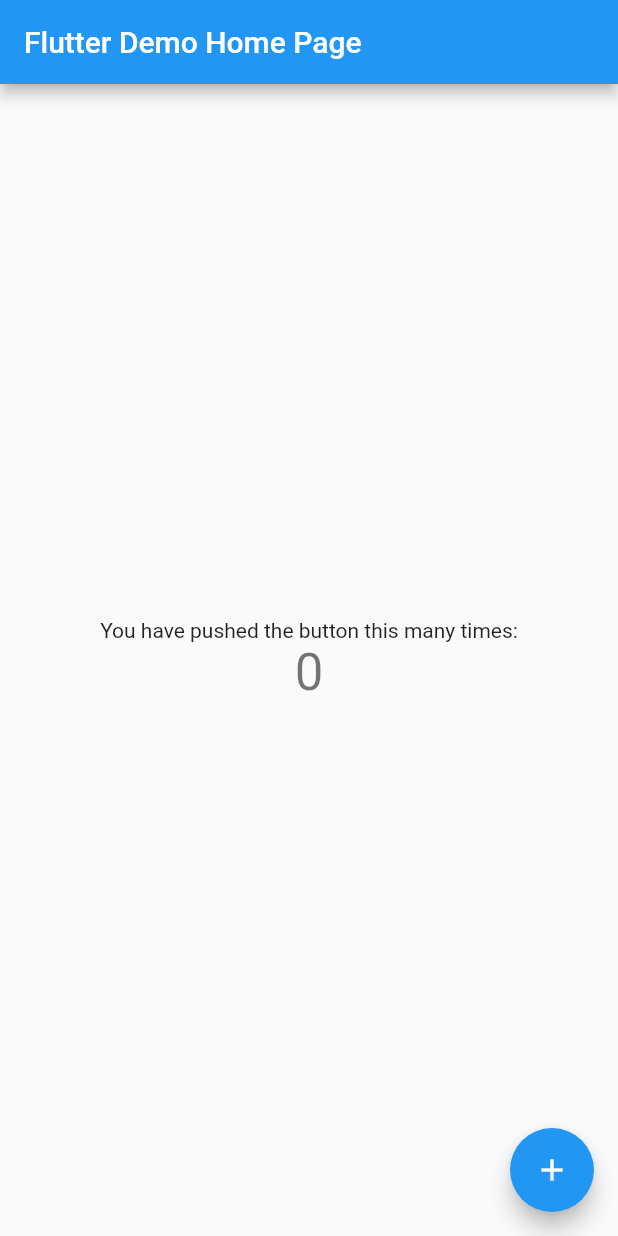
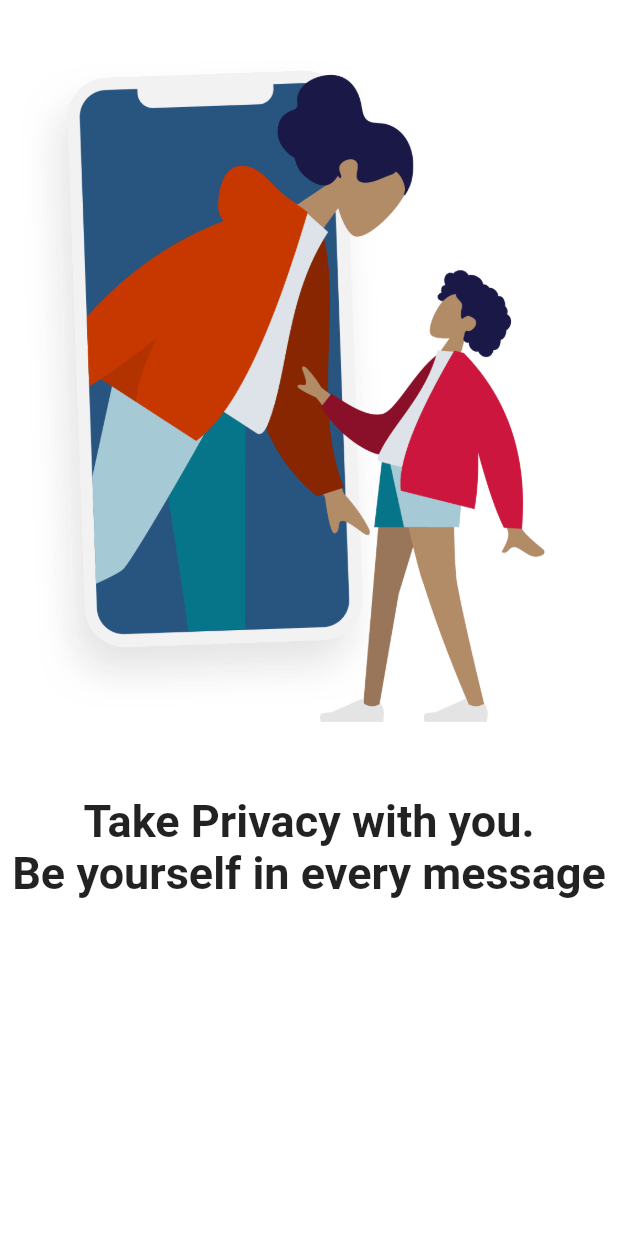
Before and after one commit to iBhavesh/ping, a Flutter app: the screen it shows after launch, on a phone screen of 412 x 824 dp. Run offline on Flutter 3.47's test engine with Material 2 defaults, Android fonts, the phone set to English and light mode, and no system bars.

Commit message:
changes nov-11

```diff
--- a/lib/main.dart
+++ b/lib/main.dart
@@ -1,4 +1,5 @@
 import 'package:flutter/material.dart';
+import 'package:ping/screens/entry_screen.dart';
 
 void main() {
   runApp(const MyApp());
@@ -11,105 +12,12 @@
   @override
   Widget build(BuildContext context) {
     return MaterialApp(
-      title: 'Flutter Demo',
+      debugShowCheckedModeBanner: false,
+      title: 'Ping',
       theme: ThemeData(
-        // This is the theme of your application.
-        //
-        // Try running your application with "flutter run". You'll see the
-        // application has a blue toolbar. Then, without quitting the app, try
-        // changing the primarySwatch below to Colors.green and then invoke
-        // "hot reload" (press "r" in the console where you ran "flutter run",
-        // or simply save your changes to "hot reload" in a Flutter IDE).
-        // Notice that the counter didn't reset back to zero; the application
-        // is not restarted.
         primarySwatch: Colors.blue,
       ),
-      home: const MyHomePage(title: 'Flutter Demo Home Page'),
+      home: const EntryScreen(),
     );
   }
 }
-
-class MyHomePage extends StatefulWidget {
-  const MyHomePage({Key? key, required this.title}) : super(key: key);
-
-  // This widget is the home page of your application. It is stateful, meaning
-  // that it has a State object (defined below) that contains fields that affect
-  // how it looks.
-
-  // This class is the configuration for the state. It holds the values (in this
-  // case the title) provided by the parent (in this case the App widget) and
-  // used by the build method of the State. Fields in a Widget subclass are
-  // always marked "final".
-
-  final String title;
-
-  @override
-  State<MyHomePage> createState() => _MyHomePageState();
-}
-
-class _MyHomePageState extends State<MyHomePage> {
-  int _counter = 0;
-
-  void _incrementCounter() {
-    setState(() {
-      // This call to setState tells the Flutter framework that something has
-      // changed in this State, which causes it to rerun the build method below
-      // so that the display can reflect the updated values. If we changed
-      // _counter without calling setState(), then the build method would not be
-      // called again, and so nothing would appear to happen.
-      _counter++;
-    });
-  }
-
-  @override
-  Widget build(BuildContext context) {
-    // This method is rerun every time setState is called, for instance as done
-    // by the _incrementCounter method above.
-    //
-    // The Flutter framework has been optimized to make rerunning build methods
-    // fast, so that you can just rebuild anything that needs updating rather
-    // than having to individually change instances of widgets.
-    return Scaffold(
-      appBar: AppBar(
-        // Here we take the value from the MyHomePage object that was created by
-        // the App.build method, and use it to set our appbar title.
-        title: Text(widget.title),
-      ),
-      body: Center(
-        // Center is a layout widget. It takes a single child and positions it
-        // in the middle of the parent.
-        child: Column(
-          // Column is also a layout widget. It takes a list of children and
-          // arranges them vertically. By default, it sizes itself to fit its
-          // children horizontally, and tries to be as tall as its parent.
-          //
-          // Invoke "debug painting" (press "p" in the console, choose the
-          // "Toggle Debug Paint" action from the Flutter Inspector in Android
-          // Studio, or the "Toggle Debug Paint" command in Visual Studio Code)
-          // to see the wireframe for each widget.
-          //
-          // Column has various properties to control how it sizes itself and
-          // how it positions its children. Here we use mainAxisAlignment to
-          // center the children vertically; the main axis here is the vertical
-          // axis because Columns are vertical (the cross axis would be
-          // horizontal).
-          mainAxisAlignment: MainAxisAlignment.center,
-          children: <Widget>[
-            const Text(
-              'You have pushed the button this many times:',
-            ),
-            Text(
-              '$_counter',
-              style: Theme.of(context).textTheme.headline4,
-            ),
-          ],
-        ),
-      ),
-      floatingActionButton: FloatingActionButton(
-        onPressed: _incrementCounter,
-        tooltip: 'Increment',
-        child: const Icon(Icons.add),
-      ), // This trailing comma makes auto-formatting nicer for build methods.
-    );
-  }
-}
--- /dev/null
+++ b/lib/screens/entry_screen.dart
@@ -0,0 +1,40 @@
+import 'package:flutter/material.dart';
+import 'package:flutter/services.dart';
+
+const welcomeMessage = "Take Privacy with you.\nBe yourself in every message";
+
+class EntryScreen extends StatelessWidget {
+  const EntryScreen({Key? key}) : super(key: key);
+
+  @override
+  Widget build(BuildContext context) {
+    SystemChrome.setSystemUIOverlayStyle(const SystemUiOverlayStyle(
+      statusBarColor: Colors.white,
+      systemNavigationBarColor: Colors.white,
+      statusBarIconBrightness: Brightness.dark,
+    ));
+    return Scaffold(
+      body: SafeArea(
+        child: Container(
+          color: Colors.white,
+          width: double.infinity,
+          child: Column(
+            children: [
+              Image.asset(
+                'assets/images/welcome.webp',
+              ),
+              const Text(
+                welcomeMessage,
+                textAlign: TextAlign.center,
+                style: TextStyle(
+                  fontSize: 30,
+                  fontWeight: FontWeight.bold,
+                ),
+              ),
+            ],
+          ),
+        ),
+      ),
+    );
+  }
+}
--- a/pubspec.yaml
+++ b/pubspec.yaml
@@ -1,5 +1,5 @@
 name: ping
-description: A new Flutter project.
+description: A chat application made using flutter
 
 # The following line prevents the package from being accidentally published to
 # pub.dev using `flutter pub publish`. This is preferred for private packages.
@@ -58,8 +58,8 @@
   uses-material-design: true
 
   # To add assets to your application, add an assets section, like this:
-  # assets:
-  #   - images/a_dot_burr.jpeg
+  assets:
+    - assets/images/
   #   - images/a_dot_ham.jpeg
 
   # An image asset can refer to one or more resolution-specific "variants", see
```
Also changed, not shown: assets/images/welcome.webp (added).
